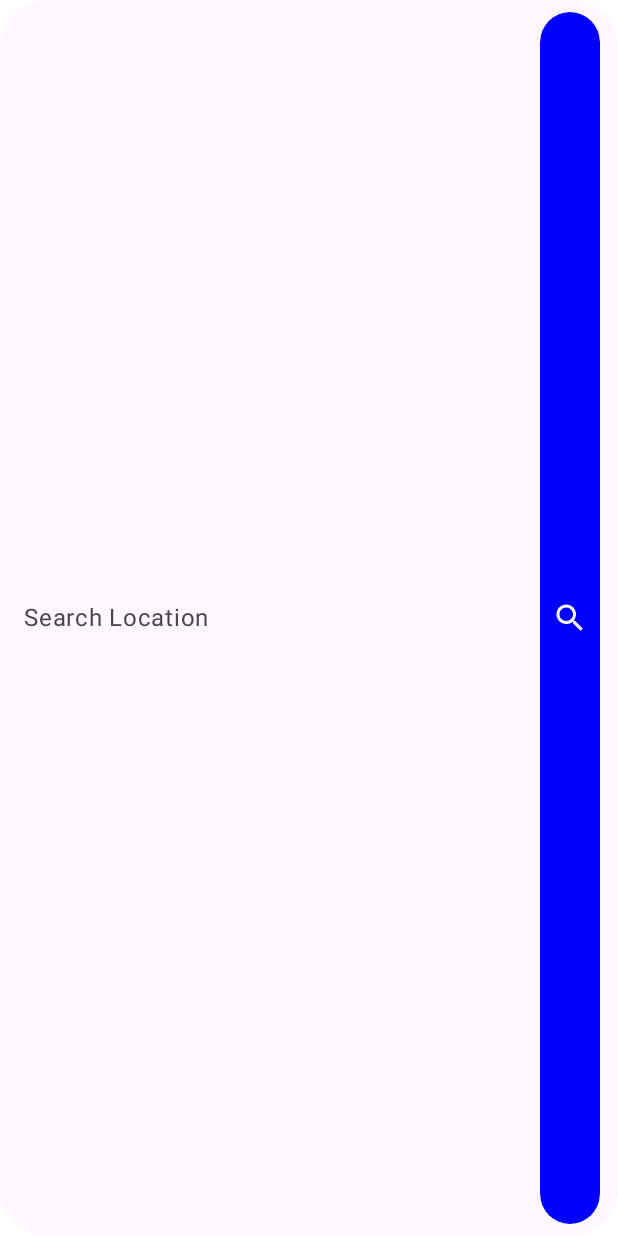
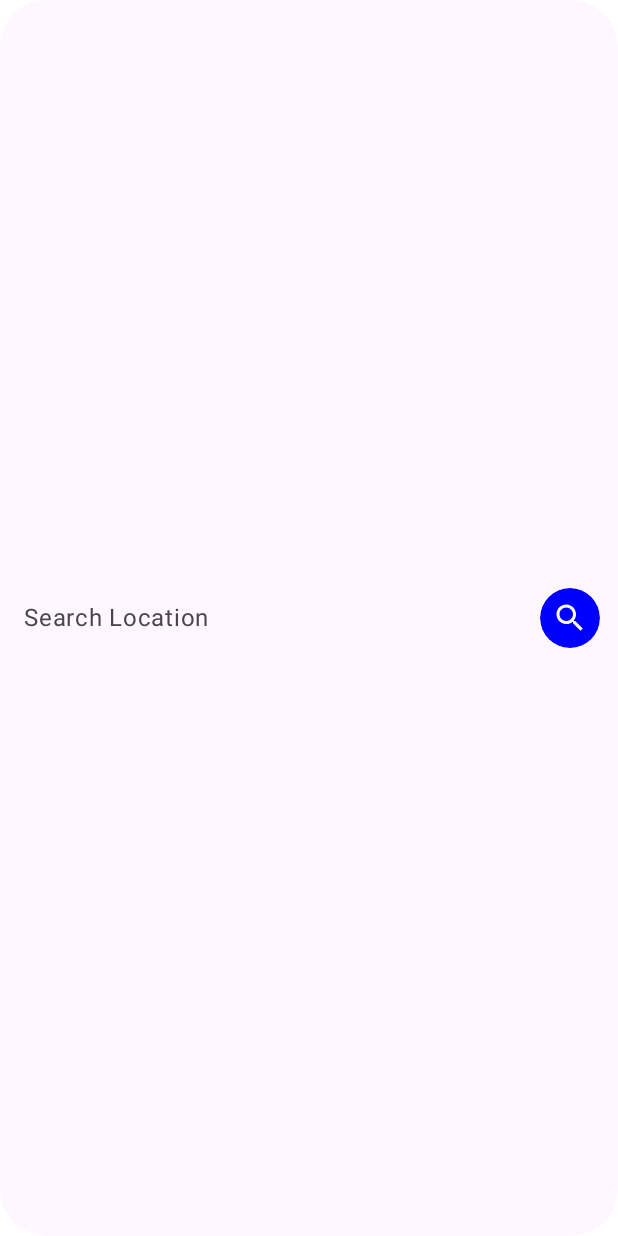
Before and after one commit to lilstiffy/MockGps, an Android app built with Jetpack Compose: the @Preview function SearchComponentPreview, on a phone screen of 412 x 824 dp. Run offline under Robolectric (Android 15) with nearby library versions, the phone set to English and light mode, and no system bars.

Commit message:
Fix SearchComponents button not round in some cases

```diff
--- a/app/src/main/java/com/lilstiffy/mockgps/ui/components/SearchComponent.kt
+++ b/app/src/main/java/com/lilstiffy/mockgps/ui/components/SearchComponent.kt
@@ -76,8 +76,7 @@ fun SearchComponent(
         IconButton(
             modifier = Modifier
                 .align(Alignment.CenterEnd)
-                .fillMaxHeight()
-                .padding(8.dp),
+                .padding(horizontal = 8.dp),
             onClick = { onSearch(text) },
             colors = IconButtonDefaults.iconButtonColors(
                 containerColor = Color.Blue, contentColor = Color.White
@@ -85,8 +84,7 @@ fun SearchComponent(
         ) {
             Icon(
                 modifier = Modifier
-                    .align(Alignment.Center)
-                    .padding(8.dp),
+                    .align(Alignment.Center),
                 imageVector = Icons.Filled.Search,
                 contentDescription = "search"
             )
```
Also changed, not shown: app/build.gradle.kts (+0 -7 lines), 1 other file.
